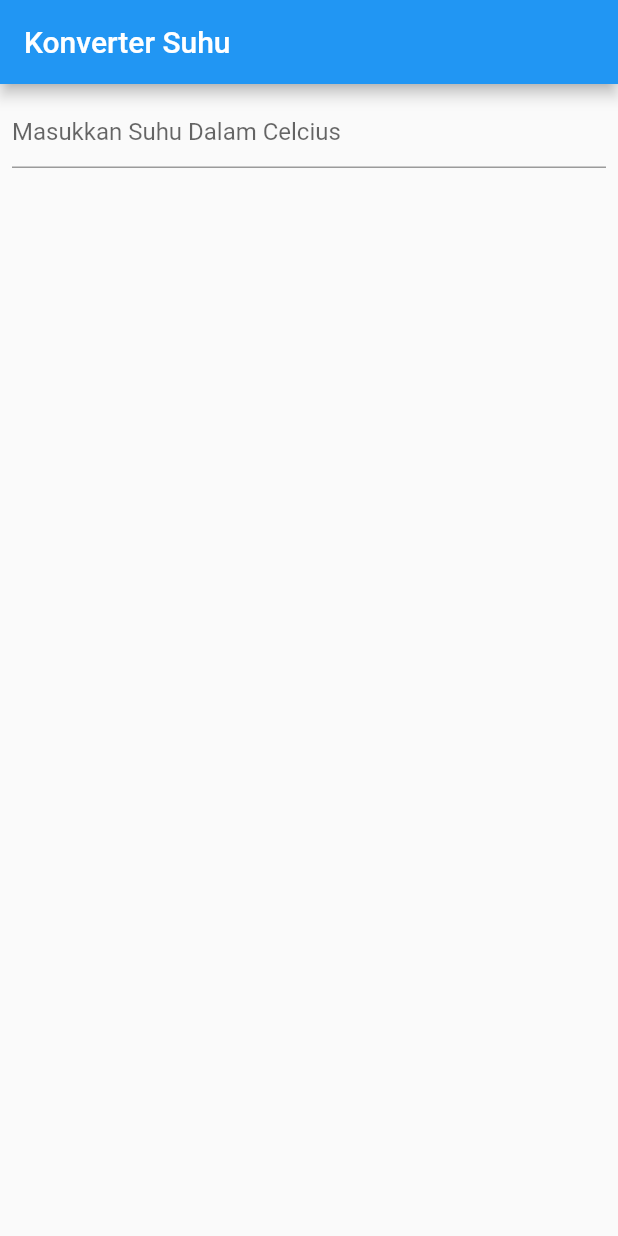
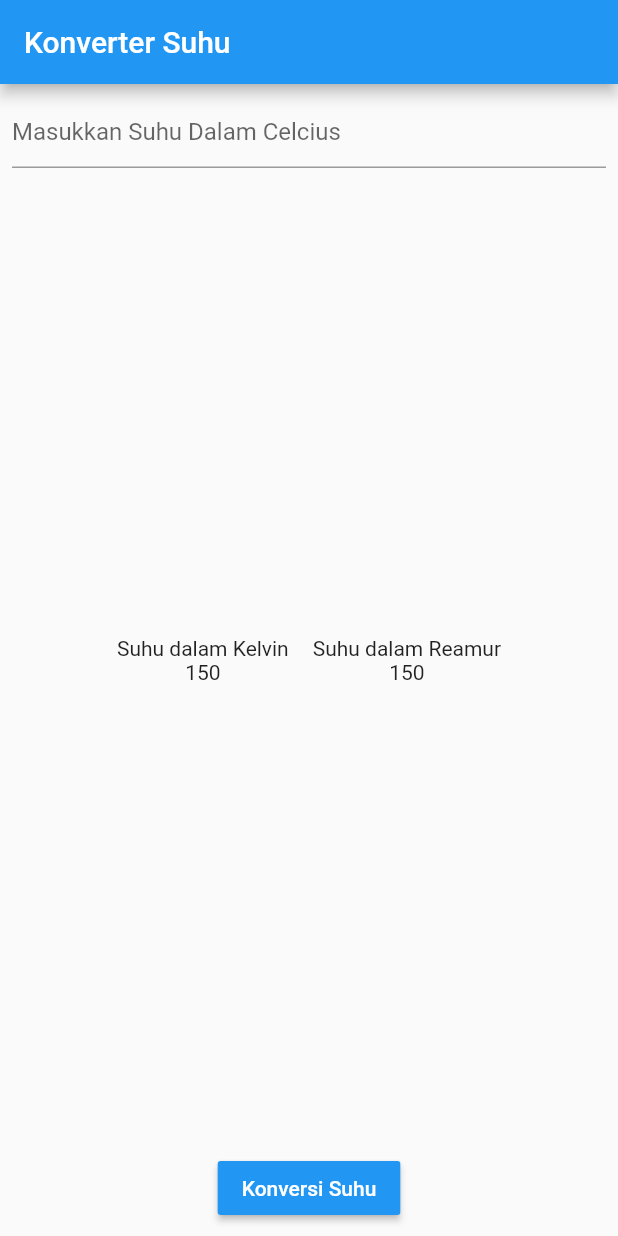
Before and after one commit to Yovieaji13/statefull_widget, a Flutter app: the screen it shows after launch, on a phone screen of 412 x 824 dp. Run offline on Flutter 3.47's test engine with Material 2 defaults, Android fonts, the phone set to English and light mode, and no system bars.

```diff
--- a/lib/main.dart
+++ b/lib/main.dart
@@ -1,4 +1,5 @@
 import 'package:flutter/material.dart';
+import 'package:flutter/services.dart';
 // import 'package:flutter/services.dart';
 void main() {
  runApp(MyApp());
@@ -17,21 +18,62 @@ void main() {
           appBar: AppBar(
             title: Text("Konverter Suhu"),
         ),
+
         body: Container(
           margin: EdgeInsets.all(8),
           child: Column(
             children: [
             TextFormField(
-                decoration: new InputDecoration(
+                keyboardType: TextInputType.numberWithOptions(
+                  decimal: true,
+                  signed: false
+                ),
+
+                // controller: suhuController,
+                decoration: InputDecoration(
                   hintText: "Masukkan Suhu Dalam Celcius",
                 ),
+                inputFormatters: [
+                  FilteringTextInputFormatter.allow(RegExp(r'[0-9+\,]'))
+                ],
 
-                validator: (value){
-                  if(value.isEmpty){
-                    return 'Harus inputkan angka';
-                }
-                return null;
-             },
+            //     validator: (value){
+            //       if(value.isEmpty){
+            //         return 'Harus inputkan angka';
+            //     }
+            //     return null;
+            //  },
+            ),
+
+            Expanded(
+              child:Row(
+                mainAxisAlignment: MainAxisAlignment.center,
+                children: [
+                  Container(
+                    child: Column(
+                    mainAxisAlignment: MainAxisAlignment.center,
+                    children: [
+                      Text("Suhu dalam Kelvin"), Text("150")
+                    ],),
+                    margin: EdgeInsets.all(8),
+                  ),
+
+                  Container(
+                    child: Column(
+                    mainAxisAlignment: MainAxisAlignment.center,
+                    children: [
+                      Text("Suhu dalam Reamur"), Text("150")
+                    ],),
+                    margin: EdgeInsets.all(8),
+                  ),
+                ],
+              )
+            ),
+
+            RaisedButton(
+            color: Colors.blue,
+              onPressed: (){},
+              child: Text('Konversi Suhu', style: TextStyle(color: Colors.white),),
             ),
           ],)
         ),
```
